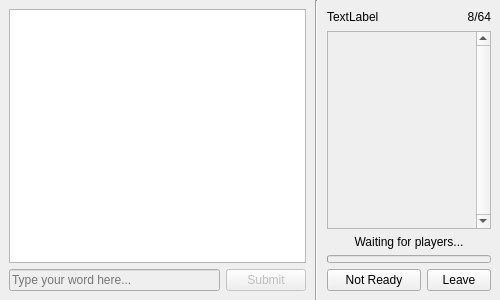
First picture: the form in word_game/modules/gui/room.ui, repository LiquidIce64/ORIS-tasks, before the edit.
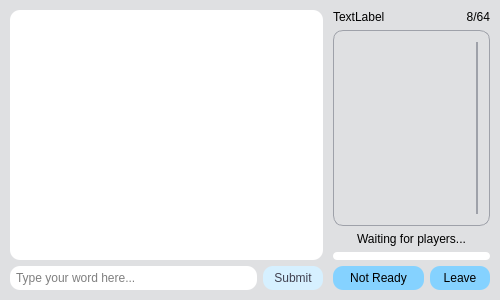
Second picture: the form after the edit.

Commit message: embedded new style into ui files

What changed in the file:
```diff
--- a/word_game/modules/gui/room.ui
+++ b/word_game/modules/gui/room.ui
@@ -19,36 +19,91 @@
   <property name="windowTitle">
    <string>Form</string>
   </property>
-  <layout class="QHBoxLayout" name="horizontalLayout" stretch="2,0,1">
-   <property name="spacing">
-    <number>0</number>
-   </property>
+  <property name="styleSheet">
+   <string notr="true">#Room, QScrollArea QWidget {background-color: #DFE0E2}
+
+QLineEdit, QPushButton {
+	color: black;
+	border-radius: 10px;
+	padding: 4px;
+	height: 16px;
+}
+QLineEdit {background-color: white}
+QPushButton {background-color: #85D2FF}
+QPushButton:hover {background-color: #5CC3FF}
+QPushButton:disabled {
+	background-color: #D6F0FF;
+	color: #40404F;
+}
+
+QTextEdit {
+	background-color: white;
+	border-radius: 10px;
+	padding: 5px;
+}
+
+QProgressBar {
+	background-color: white;
+	border-radius: 4px;
+}
+QProgressBar::chunk {
+	background-color: #85D2FF;
+	border-radius: 4px;
+}
+
+QScrollArea {
+	border: 1px solid #9EA1A9;
+	border-radius: 10px;
+	padding: 5px;
+}
+
+QScrollBar,
+QScrollBar::sub-line, QScrollBar::sub-page,
+QScrollBar::add-line, QScrollBar::add-page
+{
+	background: transparent;
+	border: none;
+}
+QScrollBar::handle {
+	background-color: #9EA1A9;
+	border-radius: 2px;
+	margin: 6px;
+}
+QScrollBar::handle:hover {
+	border-radius: 4px;
+	margin: 4px;
+}</string>
+  </property>
+  <layout class="QGridLayout" name="gridLayout_3" columnstretch="2,1">
    <property name="leftMargin">
-    <number>0</number>
+    <number>10</number>
    </property>
    <property name="topMargin">
-    <number>0</number>
+    <number>10</number>
    </property>
    <property name="rightMargin">
-    <number>0</number>
+    <number>10</number>
    </property>
    <property name="bottomMargin">
-    <number>0</number>
+    <number>10</number>
    </property>
-   <item>
+   <property name="horizontalSpacing">
+    <number>10</number>
+   </property>
+   <item row="0" column="0">
     <widget class="QFrame" name="frame_game">
      <layout class="QGridLayout" name="gridLayout_2">
       <property name="leftMargin">
-       <number>9</number>
+       <number>0</number>
       </property>
       <property name="topMargin">
-       <number>9</number>
+       <number>0</number>
       </property>
       <property name="rightMargin">
-       <number>9</number>
+       <number>0</number>
       </property>
       <property name="bottomMargin">
-       <number>9</number>
+       <number>0</number>
       </property>
       <item row="1" column="0">
        <widget class="QLineEdit" name="input_word">
@@ -65,6 +120,12 @@
         <property name="enabled">
          <bool>false</bool>
         </property>
+        <property name="minimumSize">
+         <size>
+          <width>60</width>
+          <height>0</height>
+         </size>
+        </property>
         <property name="text">
          <string>Submit</string>
         </property>
@@ -86,96 +147,64 @@
      </layout>
     </widget>
    </item>
-   <item>
-    <widget class="Line" name="line">
-     <property name="orientation">
-      <enum>Qt::Vertical</enum>
-     </property>
-    </widget>
-   </item>
-   <item>
+   <item row="0" column="1">
     <widget class="QFrame" name="frame_sidepanel">
-     <property name="minimumSize">
-      <size>
-       <width>165</width>
-       <height>0</height>
-      </size>
-     </property>
-     <layout class="QGridLayout" name="gridLayout" rowstretch="0,1,0,0,0" columnstretch="1,0,0">
+     <layout class="QGridLayout" name="gridLayout" rowstretch="0,0,0,0,0" columnstretch="3,1,0">
       <property name="sizeConstraint">
        <enum>QLayout::SetMinimumSize</enum>
       </property>
       <property name="leftMargin">
-       <number>9</number>
+       <number>0</number>
       </property>
       <property name="topMargin">
-       <number>9</number>
+       <number>0</number>
       </property>
       <property name="rightMargin">
-       <number>9</number>
+       <number>0</number>
       </property>
       <property name="bottomMargin">
-       <number>9</number>
+       <number>0</number>
       </property>
-      <item row="2" column="0" colspan="3">
-       <widget class="QLabel" name="label_game_state">
-        <property name="text">
-         <string>Waiting for players...</string>
+      <item row="3" column="0" colspan="3">
+       <widget class="QProgressBar" name="timer_progress">
+        <property name="enabled">
+         <bool>false</bool>
         </property>
-        <property name="alignment">
-         <set>Qt::AlignCenter</set>
-        </property>
-       </widget>
-      </item>
-      <item row="0" column="0" colspan="2">
-       <widget class="QLabel" name="label_room_name">
-        <property name="minimumSize">
-         <size>
-          <width>100</width>
-          <height>16</height>
-         </size>
+        <property name="sizePolicy">
+         <sizepolicy hsizetype="Expanding" vsizetype="Expanding">
+          <horstretch>0</horstretch>
+          <verstretch>0</verstretch>
+         </sizepolicy>
         </property>
         <property name="maximumSize">
          <size>
           <width>16777215</width>
-          <height>16</height>
+          <height>8</height>
          </size>
         </property>
-        <property name="text">
-         <string>TextLabel</string>
+        <property name="styleSheet">
+         <string notr="true"/>
+        </property>
+        <property name="maximum">
+         <number>3000</number>
+        </property>
+        <property name="value">
+         <number>0</number>
+        </property>
+        <property name="textVisible">
+         <bool>false</bool>
         </property>
        </widget>
       </item>
-      <item row="0" column="2">
-       <widget class="QLabel" name="label_player_count">
-        <property name="minimumSize">
-         <size>
-          <width>30</width>
-          <height>16</height>
-         </size>
-        </property>
-        <property name="maximumSize">
-         <size>
-          <width>30</width>
-          <height>16</height>
-         </size>
-        </property>
+      <item row="4" column="1" colspan="2">
+       <widget class="QPushButton" name="btn_leave">
         <property name="text">
-         <string>8/64</string>
-        </property>
-        <property name="alignment">
-         <set>Qt::AlignRight|Qt::AlignTrailing|Qt::AlignVCenter</set>
+         <string>Leave</string>
         </property>
        </widget>
       </item>
       <item row="4" column="0">
        <widget class="QPushButton" name="btn_ready">
-        <property name="minimumSize">
-         <size>
-          <width>0</width>
-          <height>0</height>
-         </size>
-        </property>
         <property name="text">
          <string>Not Ready</string>
         </property>
@@ -184,22 +213,13 @@
         </property>
        </widget>
       </item>
-      <item row="4" column="1" colspan="2">
-       <widget class="QPushButton" name="btn_leave">
-        <property name="minimumSize">
-         <size>
-          <width>64</width>
-          <height>0</height>
-         </size>
-        </property>
-        <property name="maximumSize">
-         <size>
-          <width>64</width>
-          <height>16777215</height>
-         </size>
-        </property>
+      <item row="2" column="0" colspan="3">
+       <widget class="QLabel" name="label_game_state">
         <property name="text">
-         <string>Leave</string>
+         <string>Waiting for players...</string>
+        </property>
+        <property name="alignment">
+         <set>Qt::AlignCenter</set>
         </property>
        </widget>
       </item>
@@ -219,8 +239,8 @@
           <rect>
            <x>0</x>
            <y>0</y>
-           <width>129</width>
-           <height>192</height>
+           <width>128</width>
+           <height>180</height>
           </rect>
          </property>
          <layout class="QVBoxLayout" name="verticalLayout_2">
@@ -251,34 +271,20 @@
         </widget>
        </widget>
       </item>
-      <item row="3" column="0" colspan="3">
-       <widget class="QProgressBar" name="timer_progress">
-        <property name="enabled">
-         <bool>false</bool>
+      <item row="0" column="2">
+       <widget class="QLabel" name="label_player_count">
+        <property name="text">
+         <string>8/64</string>
         </property>
-        <property name="sizePolicy">
-         <sizepolicy hsizetype="Expanding" vsizetype="Expanding">
-          <horstretch>0</horstretch>
-          <verstretch>0</verstretch>
-         </sizepolicy>
+        <property name="alignment">
+         <set>Qt::AlignRight|Qt::AlignTrailing|Qt::AlignVCenter</set>
         </property>
-        <property name="maximumSize">
-         <size>
-          <width>16777215</width>
-          <height>8</height>
-         </size>
-        </property>
-        <property name="styleSheet">
-         <string notr="true"/>
-        </property>
-        <property name="maximum">
-         <number>3000</number>
-        </property>
-        <property name="value">
-         <number>0</number>
-        </property>
-        <property name="textVisible">
-         <bool>false</bool>
+       </widget>
+      </item>
+      <item row="0" column="0" colspan="2">
+       <widget class="QLabel" name="label_room_name">
+        <property name="text">
+         <string>TextLabel</string>
         </property>
        </widget>
       </item>
```
The commit also changes 28 other files.
